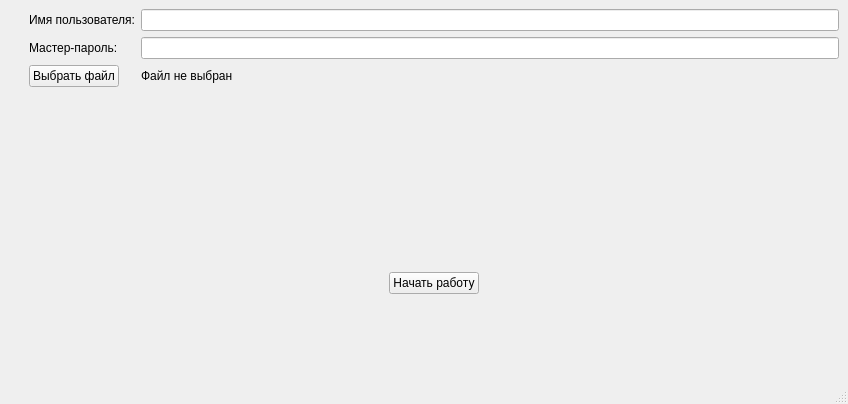
Qt form src/mainwindow.ui (n3tw4lk3r/DummyPasswordManager) before a commit.
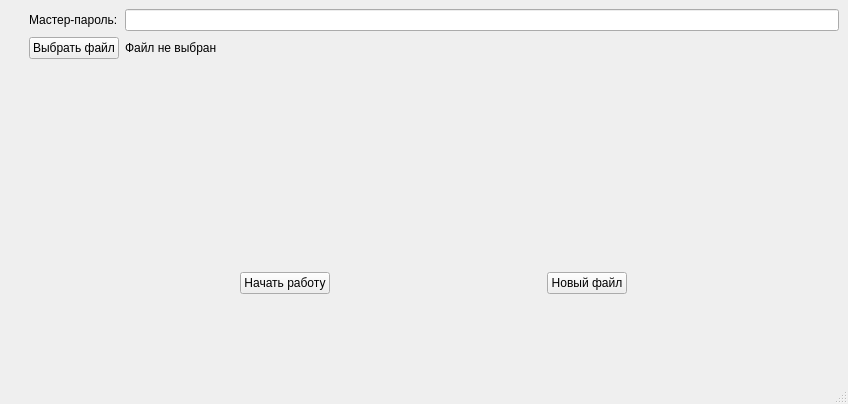
The same form after that commit.

```diff
--- a/src/mainwindow.ui
+++ b/src/mainwindow.ui
@@ -15,84 +15,93 @@
   </property>
   <widget class="QWidget" name="centralwidget">
    <layout class="QGridLayout" name="gridLayout">
+    <item row="4" column="1">
+     <layout class="QGridLayout" name="gridLayout_2">
+      <item row="0" column="1">
+       <widget class="QPushButton" name="startButton">
+        <property name="sizePolicy">
+         <sizepolicy hsizetype="Fixed" vsizetype="Fixed">
+          <horstretch>0</horstretch>
+          <verstretch>0</verstretch>
+         </sizepolicy>
+        </property>
+        <property name="text">
+         <string>Начать работу</string>
+        </property>
+       </widget>
+      </item>
+      <item row="0" column="2">
+       <widget class="QPushButton" name="newFileButton">
+        <property name="sizePolicy">
+         <sizepolicy hsizetype="Fixed" vsizetype="Fixed">
+          <horstretch>0</horstretch>
+          <verstretch>0</verstretch>
+         </sizepolicy>
+        </property>
+        <property name="text">
+         <string>Новый файл</string>
+        </property>
+       </widget>
+      </item>
+     </layout>
+    </item>
+    <item row="4" column="0">
+     <spacer name="verticalSpacer_3">
+      <property name="orientation">
+       <enum>Qt::Vertical</enum>
+      </property>
+      <property name="sizeHint" stdset="0">
+       <size>
+        <width>20</width>
+        <height>40</height>
+       </size>
+      </property>
+     </spacer>
+    </item>
+    <item row="2" column="0">
+     <spacer name="verticalSpacer">
+      <property name="orientation">
+       <enum>Qt::Vertical</enum>
+      </property>
+      <property name="sizeHint" stdset="0">
+       <size>
+        <width>20</width>
+        <height>40</height>
+       </size>
+      </property>
+     </spacer>
+    </item>
     <item row="2" column="1">
      <layout class="QFormLayout" name="credentialsLayout">
-      <item row="1" column="0">
-       <widget class="QLabel" name="usernameLabel">
+      <item row="8" column="1">
+       <widget class="QLabel" name="openFileLabel">
         <property name="text">
-         <string>Имя пользователя:</string>
+         <string>Файл не выбран</string>
         </property>
        </widget>
       </item>
-      <item row="1" column="1">
-       <widget class="QLineEdit" name="usernameLineEdit"/>
-      </item>
-      <item row="2" column="0">
-       <widget class="QLabel" name="masterpasswordLabel">
-        <property name="text">
-         <string>Мастер-пароль:</string>
-        </property>
-       </widget>
-      </item>
-      <item row="2" column="1">
-       <widget class="QLineEdit" name="masterpasswordLineEdit"/>
-      </item>
-      <item row="4" column="0">
+      <item row="8" column="0">
        <widget class="QPushButton" name="OpenFileButton">
+        <property name="sizePolicy">
+         <sizepolicy hsizetype="Fixed" vsizetype="Fixed">
+          <horstretch>0</horstretch>
+          <verstretch>0</verstretch>
+         </sizepolicy>
+        </property>
         <property name="text">
          <string>Выбрать файл</string>
         </property>
        </widget>
       </item>
+      <item row="4" column="0">
+       <widget class="QLabel" name="masterpasswordLabel">
+        <property name="text">
+         <string>Мастер-пароль:</string>
+        </property>
+       </widget>
+      </item>
       <item row="4" column="1">
-       <widget class="QLabel" name="openFileLabel">
-        <property name="text">
-         <string>Файл не выбран</string>
-        </property>
-       </widget>
-      </item>
-     </layout>
-    </item>
-    <item row="2" column="0">
-     <spacer name="verticalSpacer">
-      <property name="orientation">
-       <enum>Qt::Vertical</enum>
-      </property>
-      <property name="sizeHint" stdset="0">
-       <size>
-        <width>20</width>
-        <height>40</height>
-       </size>
-      </property>
-     </spacer>
-    </item>
-    <item row="3" column="0">
-     <spacer name="verticalSpacer_3">
-      <property name="orientation">
-       <enum>Qt::Vertical</enum>
-      </property>
-      <property name="sizeHint" stdset="0">
-       <size>
-        <width>20</width>
-        <height>40</height>
-       </size>
-      </property>
-     </spacer>
-    </item>
-    <item row="3" column="1">
-     <layout class="QGridLayout" name="gridLayout_2">
-      <item row="0" column="0">
-       <widget class="QPushButton" name="startButton">
-        <property name="sizePolicy">
-         <sizepolicy hsizetype="Fixed" vsizetype="Fixed">
-          <horstretch>0</horstretch>
-          <verstretch>0</verstretch>
-         </sizepolicy>
-        </property>
-        <property name="text">
-         <string>Начать работу</string>
-        </property>
-       </widget>
+       <widget class="QLineEdit" name="masterpasswordLineEdit"/>
       </item>
      </layout>
     </item>
```
